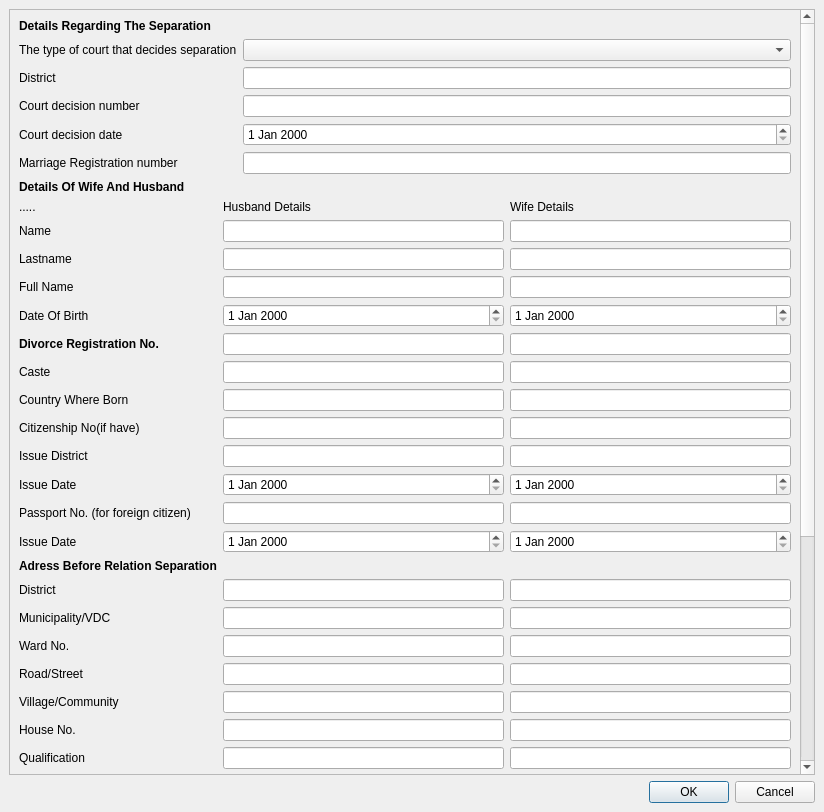
Before: the Qt Designer form Smartward/forms/divorce.ui in cygnus55/smartward, drawn with Qt 5.
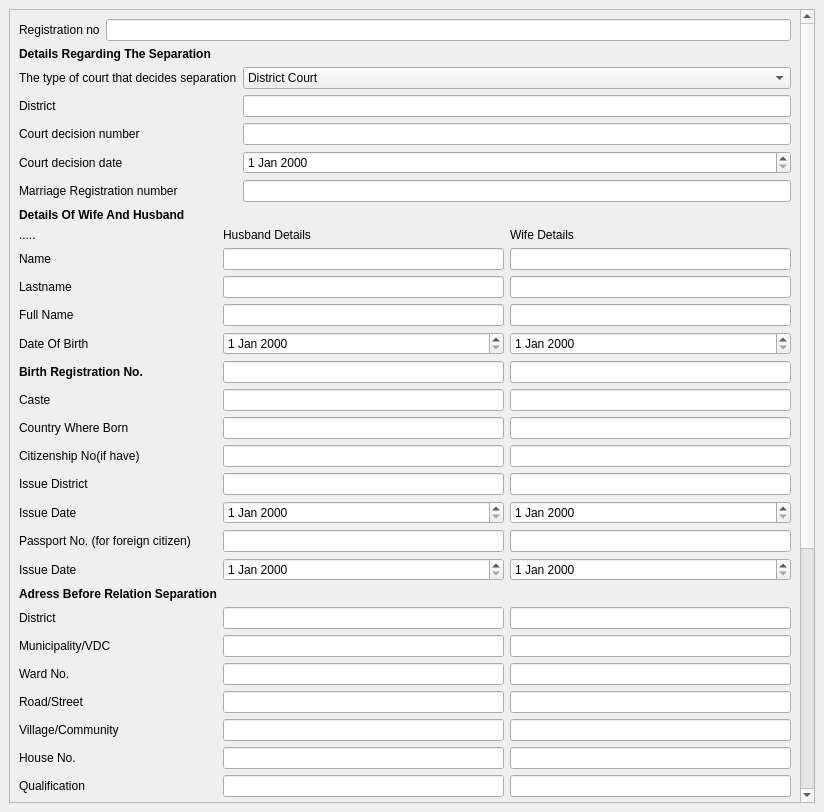
After: the same form once the commit is applied.

Commit message: divorce complete

What changed in the file:
```diff
--- a/Smartward/forms/divorce.ui
+++ b/Smartward/forms/divorce.ui
@@ -15,13 +15,6 @@
   </property>
   <widget class="QWidget" name="centralwidget">
    <layout class="QGridLayout" name="gridLayout">
-    <item row="1" column="0">
-     <widget class="QDialogButtonBox" name="buttonBox">
-      <property name="standardButtons">
-       <set>QDialogButtonBox::Cancel|QDialogButtonBox::Ok</set>
-      </property>
-     </widget>
-    </item>
     <item row="0" column="0">
      <widget class="QScrollArea" name="scrollArea">
       <property name="widgetResizable">
@@ -31,13 +24,27 @@
        <property name="geometry">
         <rect>
          <x>0</x>
-         <y>0</y>
-         <width>787</width>
-         <height>1077</height>
+         <y>-581</y>
+         <width>779</width>
+         <height>1369</height>
         </rect>
        </property>
        <layout class="QGridLayout" name="gridLayout_2">
         <item row="0" column="0">
+         <layout class="QFormLayout" name="formLayout_4">
+          <item row="0" column="0">
+           <widget class="QLabel" name="registrationNoLabel">
+            <property name="text">
+             <string>Registration no</string>
+            </property>
+           </widget>
+          </item>
+          <item row="0" column="1">
+           <widget class="QLineEdit" name="registrationNoLineEdit"/>
+          </item>
+         </layout>
+        </item>
+        <item row="1" column="0">
          <widget class="QLabel" name="label">
           <property name="text">
            <string>&lt;b&gt;Details Regarding The Separation&lt;/b&gt;</string>
@@ -45,13 +52,83 @@
          </widget>
         </item>
         <item row="2" column="0">
+         <layout class="QFormLayout" name="formLayout">
+          <item row="0" column="0">
+           <widget class="QLabel" name="TypeOfCourtLabel">
+            <property name="text">
+             <string>The type of court that decides separation</string>
+            </property>
+           </widget>
+          </item>
+          <item row="0" column="1">
+           <widget class="QComboBox" name="TypeOfCourtLineEdit">
+            <item>
+             <property name="text">
+              <string>District Court</string>
+             </property>
+            </item>
+            <item>
+             <property name="text">
+              <string>Supreme Court</string>
+             </property>
+            </item>
+            <item>
+             <property name="text">
+              <string>Appellate court</string>
+             </property>
+            </item>
+           </widget>
+          </item>
+          <item row="1" column="0">
+           <widget class="QLabel" name="districtLabel">
+            <property name="text">
+             <string>District</string>
+            </property>
+           </widget>
+          </item>
+          <item row="1" column="1">
+           <widget class="QLineEdit" name="districtLineEdit"/>
+          </item>
+          <item row="2" column="0">
+           <widget class="QLabel" name="courtDecisionNumberLabel">
+            <property name="text">
+             <string>Court decision number</string>
+            </property>
+           </widget>
+          </item>
+          <item row="2" column="1">
+           <widget class="QLineEdit" name="courtDecisionNumberLineEdit"/>
+          </item>
+          <item row="3" column="0">
+           <widget class="QLabel" name="courtDecisionDateLabel">
+            <property name="text">
+             <string>Court decision date</string>
+            </property>
+           </widget>
+          </item>
+          <item row="3" column="1">
+           <widget class="QDateEdit" name="courtDecisionDateDateEdit"/>
+          </item>
+          <item row="4" column="0">
+           <widget class="QLabel" name="marriageRegistrationNumberLabel">
+            <property name="text">
+             <string>Marriage Registration number</string>
+            </property>
+           </widget>
+          </item>
+          <item row="4" column="1">
+           <widget class="QLineEdit" name="marriageRegistrationNumberLineEdit"/>
+          </item>
+         </layout>
+        </item>
+        <item row="3" column="0">
          <widget class="QLabel" name="label_2">
           <property name="text">
            <string>&lt;b&gt;Details Of Wife And Husband&lt;/b&gt;</string>
           </property>
          </widget>
         </item>
-        <item row="3" column="0">
+        <item row="4" column="0">
          <layout class="QFormLayout" name="formLayout_2">
           <item row="0" column="0">
            <widget class="QLabel" name="Label">
@@ -149,7 +226,7 @@
           <item row="5" column="0">
            <widget class="QLabel" name="birthRegistrationNoLabel">
             <property name="text">
-             <string>&lt;b&gt;Divorce Registration No.&lt;/b&gt;</string>
+             <string>&lt;html&gt;&lt;head/&gt;&lt;body&gt;&lt;p&gt;&lt;span style=&quot; font-weight:600;&quot;&gt;Birth Registration No.&lt;/span&gt;&lt;/p&gt;&lt;/body&gt;&lt;/html&gt;</string>
             </property>
            </widget>
           </item>
@@ -275,7 +352,7 @@
           <item row="12" column="1">
            <layout class="QHBoxLayout" name="horizontalLayout_16">
             <item>
-             <widget class="QDateEdit" name="dateEdit_8"/>
+             <widget class="QDateEdit" name="dateEdit_6"/>
             </item>
             <item>
              <widget class="QDateEdit" name="dateEdit_7"/>
@@ -534,28 +611,22 @@
             </property>
            </widget>
           </item>
-          <item row="31" column="0">
+          <item row="33" column="0">
            <widget class="QLabel" name="daughterLabel">
             <property name="text">
              <string>Daughter</string>
             </property>
            </widget>
           </item>
-          <item row="32" column="0">
+          <item row="35" column="0">
            <widget class="QLabel" name="numberOfChildrenLivingWithOtherLabel">
             <property name="text">
              <string>Number of children living with other</string>
             </property>
            </widget>
           </item>
-          <item row="32" column="1">
-           <widget class="QLineEdit" name="numberOfChildrenLivingWithOtherLineEdit"/>
-          </item>
           <item row="26" column="1">
            <layout class="QHBoxLayout" name="horizontalLayout_28">
-            <item>
-             <widget class="QDateEdit" name="dateEdit_6"/>
-            </item>
             <item>
              <widget class="QDateEdit" name="dateEdit_5"/>
             </item>
@@ -571,7 +642,7 @@
             </item>
            </layout>
           </item>
-          <item row="31" column="1">
+          <item row="33" column="1">
            <layout class="QHBoxLayout" name="horizontalLayout_31">
             <item>
              <widget class="QLineEdit" name="lineEdit_44"/>
@@ -581,59 +652,15 @@
             </item>
            </layout>
           </item>
-         </layout>
-        </item>
-        <item row="1" column="0">
-         <layout class="QFormLayout" name="formLayout">
-          <item row="0" column="0">
-           <widget class="QLabel" name="TypeOfCourtLabel">
-            <property name="text">
-             <string>The type of court that decides separation</string>
+          <item row="37" column="1">
+           <widget class="QDialogButtonBox" name="buttonBox_2">
+            <property name="standardButtons">
+             <set>QDialogButtonBox::Cancel|QDialogButtonBox::Ok</set>
             </property>
            </widget>
           </item>
-          <item row="0" column="1">
-           <widget class="QComboBox" name="TypeOfCourtLineEdit"/>
-          </item>
-          <item row="1" column="0">
-           <widget class="QLabel" name="districtLabel">
-            <property name="text">
-             <string>District</string>
-            </property>
-           </widget>
-          </item>
-          <item row="1" column="1">
-           <widget class="QLineEdit" name="districtLineEdit"/>
-          </item>
-          <item row="2" column="0">
-           <widget class="QLabel" name="courtDecisionNumberLabel">
-            <property name="text">
-             <string>Court decision number</string>
-            </property>
-           </widget>
-          </item>
-          <item row="2" column="1">
-           <widget class="QLineEdit" name="courtDecisionNumberLineEdit"/>
-          </item>
-          <item row="3" column="0">
-           <widget class="QLabel" name="courtDecisionDateLabel">
-            <property name="text">
-             <string>Court decision date</string>
-            </property>
-           </widget>
-          </item>
-          <item row="3" column="1">
-           <widget class="QDateEdit" name="courtDecisionDateDateEdit"/>
-          </item>
-          <item row="4" column="0">
-           <widget class="QLabel" name="marriageRegistrationNumberLabel">
-            <property name="text">
-             <string>Marriage Registration number</string>
-            </property>
-           </widget>
-          </item>
-          <item row="4" column="1">
-           <widget class="QLineEdit" name="marriageRegistrationNumberLineEdit"/>
+          <item row="35" column="1">
+           <widget class="QLineEdit" name="numberOfChildrenLivingWithOtherLineEdit"/>
           </item>
          </layout>
         </item>
```
The commit also changes 3 other files.
